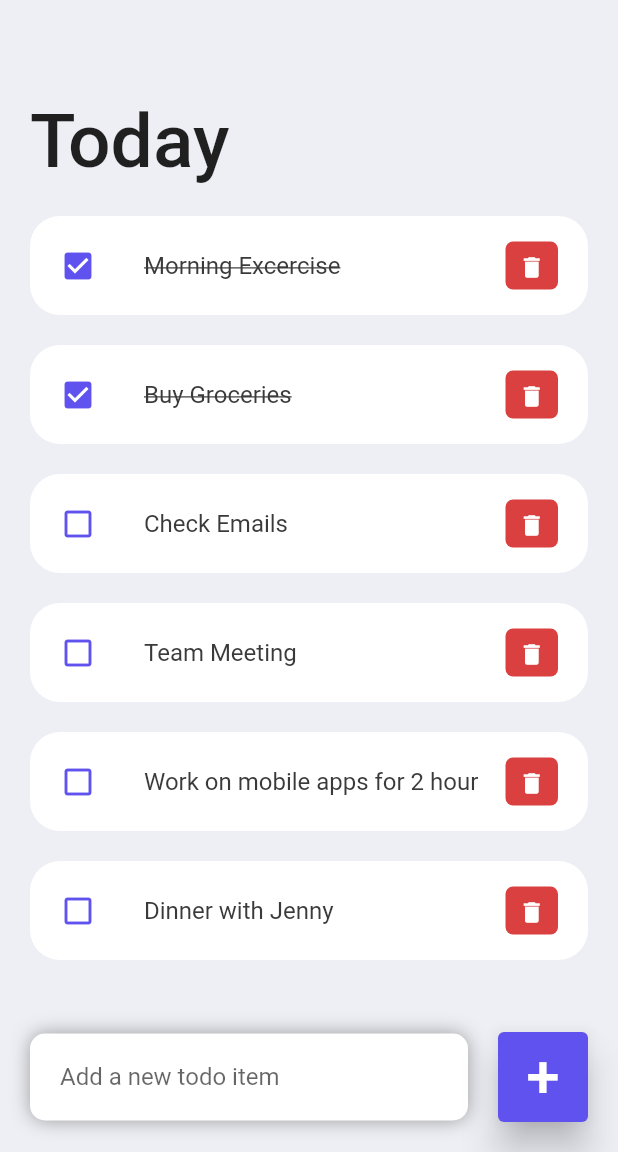
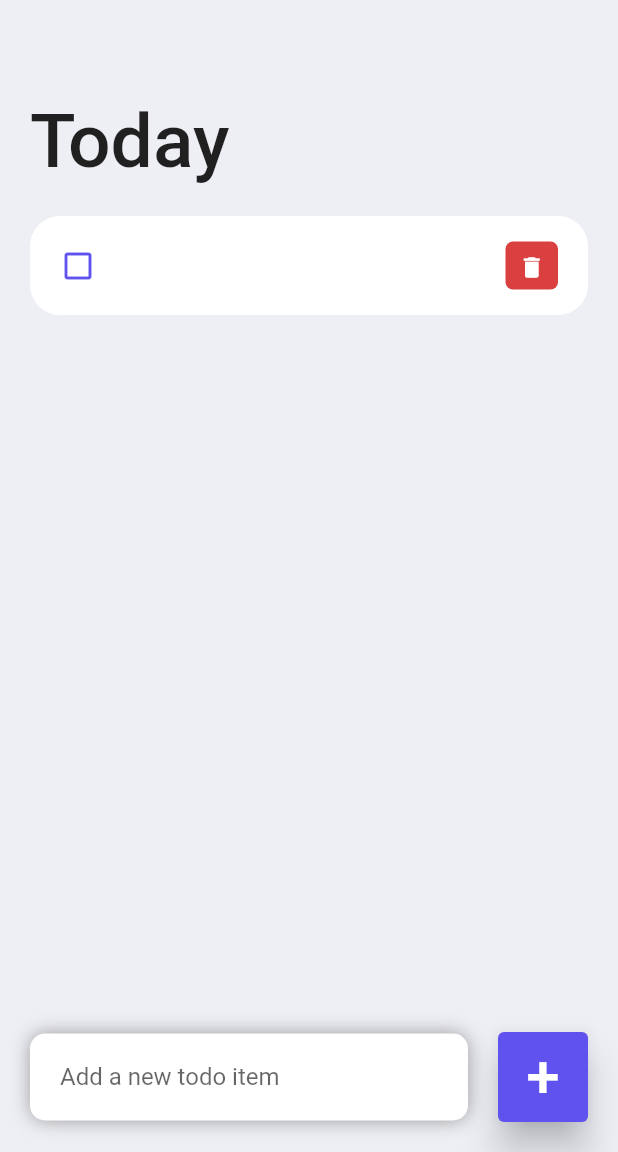
Before and after one commit to kjh3291/OSS-project1, a Flutter app: the screen it shows after launch, after a tap on an icon or button, on a phone screen of 412 x 824 dp, the part 84-1236 px from its top. Run offline on Flutter 3.47's test engine with Material 2 defaults, Android fonts, the phone set to English and light mode, and no system bars; our stand-ins replace timer_builder.

Commit message:
전제적인 기능 일부 완성

```diff
--- a/todolist/lib/main.dart
+++ b/todolist/lib/main.dart
@@ -1,5 +1,5 @@
 import 'package:flutter/material.dart';
-// import 'package:flutter/services.dart';
+import 'package:flutter/services.dart';
 import 'screen/home.dart';
 
 void main() {
@@ -10,12 +10,13 @@ class MyApp extends StatelessWidget {
   const MyApp({Key? key}) : super(key : key);
   @override
   Widget build(BuildContext context) {
+    SystemChrome.setSystemUIOverlayStyle(
+        SystemUiOverlayStyle(statusBarColor: Colors.transparent));
     return MaterialApp(
       debugShowCheckedModeBanner: false,
       title: 'To-Do-List',
       home: Home(),
     );
 
-
   }
 }
--- a/todolist/lib/model/todo.dart
+++ b/todolist/lib/model/todo.dart
@@ -11,12 +11,7 @@ class ToDo {
 
   static List<ToDo> todoList() {
     return [
-      ToDo(id: '01', todoText: 'Morning Excercise', isDone: true),
-      ToDo(id: '02', todoText: 'Buy Groceries', isDone: true),
-      ToDo(id: '03', todoText: 'Check Emails', ),
-      ToDo(id: '04', todoText: 'Team Meeting', ),
-      ToDo(id: '05', todoText: 'Work on mobile apps for 2 hour', ),
-      ToDo(id: '06', todoText: 'Dinner with Jenny', ),
+
     ];
   }
 }
--- a/todolist/lib/screen/home.dart
+++ b/todolist/lib/screen/home.dart
@@ -2,11 +2,27 @@ import 'package:flutter/material.dart';
 import 'package:todolist/colors/color.dart';
 import 'package:todolist/widget/todo_item.dart';
 import 'package:todolist/model/todo.dart';
+import 'package:intl/intl.dart';
+import 'package:timer_builder/timer_builder.dart';
 
-class Home extends StatelessWidget {
-  Home({Key? key}) : super(key : key);
+class Home extends StatefulWidget {
+  Home({Key? key}) : super(key: key);
 
-  final todoList = ToDo.todoList();
+  @override
+  State<Home> createState() => _HomeState();
+}
+
+class _HomeState extends State<Home> {
+  final todosList = ToDo.todoList();
+  List<ToDo> _foundToDo = [];
+  final _todoController = TextEditingController();
+
+  @override
+  void initState() {
+    _foundToDo = todosList;
+    super.initState();
+  }
+
   @override
   Widget build(BuildContext context) {
     return Scaffold(
@@ -15,8 +31,9 @@ class Home extends StatelessWidget {
       body: Stack(
         children: [
           Container(
-            padding: EdgeInsets.symmetric(horizontal: 20,
-                vertical: 15
+            padding: EdgeInsets.symmetric(
+              horizontal: 20,
+              vertical: 15,
             ),
             child: Column(
               children: [
@@ -36,11 +53,15 @@ class Home extends StatelessWidget {
                           ),
                         ),
                       ),
-                        for ( ToDo todo in todoList )
-                        ToDoItem(todo: todo,),
+                      for (ToDo todoo in _foundToDo.reversed)
+                        ToDoItem(
+                          todo: todoo,
+                          onToDoChanged: _handleToDoChange,
+                          onDeleteItem: _deleteToDoItem,
+                        ),
                     ],
                   ),
-                  ),
+                )
               ],
             ),
           ),
@@ -66,14 +87,15 @@ Align(
                         offset: Offset(0.0, 0.0),
                         blurRadius: 10.0,
                         spreadRadius: 0.0,
-             ),],
+                      ),
+                    ],
                     borderRadius: BorderRadius.circular(10),
                   ),
                   child: TextField(
+                    controller: _todoController,
                     decoration: InputDecoration(
                         hintText: 'Add a new todo item',
-               border: InputBorder.none,
-             ),
+                        border: InputBorder.none),
                   ),
                 ),
               ),
@@ -83,20 +105,66 @@ Align(
                   right: 20,
                 ),
                 child: ElevatedButton(
-          child: Text('+', style: TextStyle(fontSize: 40,),),
-          onPressed: () {},
+                  child: Text(
+                    '+',
+                    style: TextStyle(
+                      fontSize: 40,
+                    ),
+                  ),
+                  onPressed: () {
+                    _addToDoItem(_todoController.text);
+                  },
                   style: ElevatedButton.styleFrom(
                     backgroundColor: tdBlue,
                     minimumSize: Size(60, 60),
                     elevation: 10,
                   ),
                 ),
-      )
+              ),
             ]),
-     )
+          ),
         ],
       ),
     );
+  }
+
+  void _handleToDoChange(ToDo todo) {
+    setState(() {
+      todo.isDone = !todo.isDone;
+    });
+  }
+
+  void _deleteToDoItem(String id) {
+    setState(() {
+      todosList.removeWhere((item) => item.id == id);
+    });
+  }
+
+  void _addToDoItem(String toDo) {
+    setState(() {
+      todosList.add(ToDo(
+        id: DateTime.now().millisecondsSinceEpoch.toString(),
+        todoText: toDo,
+      ));
+    });
+    _todoController.clear();
+  }
+
+  void _runFilter(String enteredKeyword) {
+    List<ToDo> results = [];
+    if (enteredKeyword.isEmpty) {
+      results = todosList;
+    } else {
+      results = todosList
+          .where((item) => item.todoText!
+          .toLowerCase()
+          .contains(enteredKeyword.toLowerCase()))
+          .toList();
+    }
+
+    setState(() {
+      _foundToDo = results;
+    });
   }
 
   AppBar _buildAppBar() {
--- a/todolist/lib/widget/todo_item.dart
+++ b/todolist/lib/widget/todo_item.dart
@@ -4,8 +4,15 @@ import 'package:todolist/model/todo.dart';
 
 class ToDoItem extends StatelessWidget {
   final ToDo todo;
+  final onToDoChanged;
+  final onDeleteItem;
 
-  const ToDoItem({Key? key, required this.todo}) : super(key : key);
+  const ToDoItem({
+    Key? key,
+    required this.todo,
+    required this.onToDoChanged,
+    required this.onDeleteItem,
+  }) : super(key: key);
 
   @override
   Widget build(BuildContext context) {
@@ -13,13 +20,14 @@ class ToDoItem extends StatelessWidget {
       margin: EdgeInsets.only(bottom: 20),
       child: ListTile(
         onTap: () {
-          print('Clicked on Todo Item.');
+          // print('Clicked on Todo Item.');
+          onToDoChanged(todo);
         },
         shape: RoundedRectangleBorder(
           borderRadius: BorderRadius.circular(20),
-          ),
+        ),
         contentPadding: EdgeInsets.symmetric(horizontal: 20, vertical: 5),
-          tileColor: Colors.white,
+        tileColor: Colors.white,
         leading: Icon(
           todo.isDone ? Icons.check_box : Icons.check_box_outline_blank,
           color: tdBlue,
@@ -27,10 +35,10 @@ class ToDoItem extends StatelessWidget {
         title: Text(
           todo.todoText!,
           style: TextStyle(
-              fontSize: 16,
-              color:tdBlack,
-              decoration: todo.isDone? TextDecoration.lineThrough : null,
-        ),
+            fontSize: 16,
+            color: tdBlack,
+            decoration: todo.isDone ? TextDecoration.lineThrough : null,
+          ),
         ),
         trailing: Container(
           padding: EdgeInsets.all(0),
@@ -46,7 +54,8 @@ class ToDoItem extends StatelessWidget {
             iconSize: 18,
             icon: Icon(Icons.delete),
             onPressed: () {
-              print('Clicked on delete icon.');
+              // print('Clicked on delete icon');
+              onDeleteItem(todo.id);
             },
           ),
         ),
```
Lines whose indentation alone changed are shown as unchanged.
